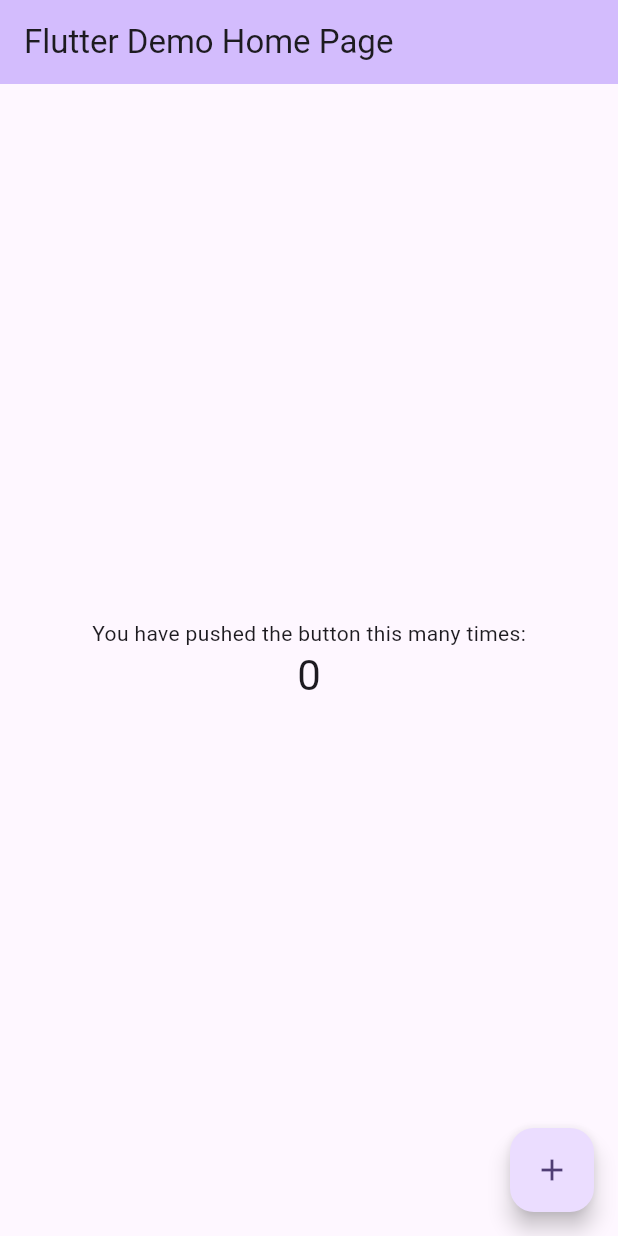
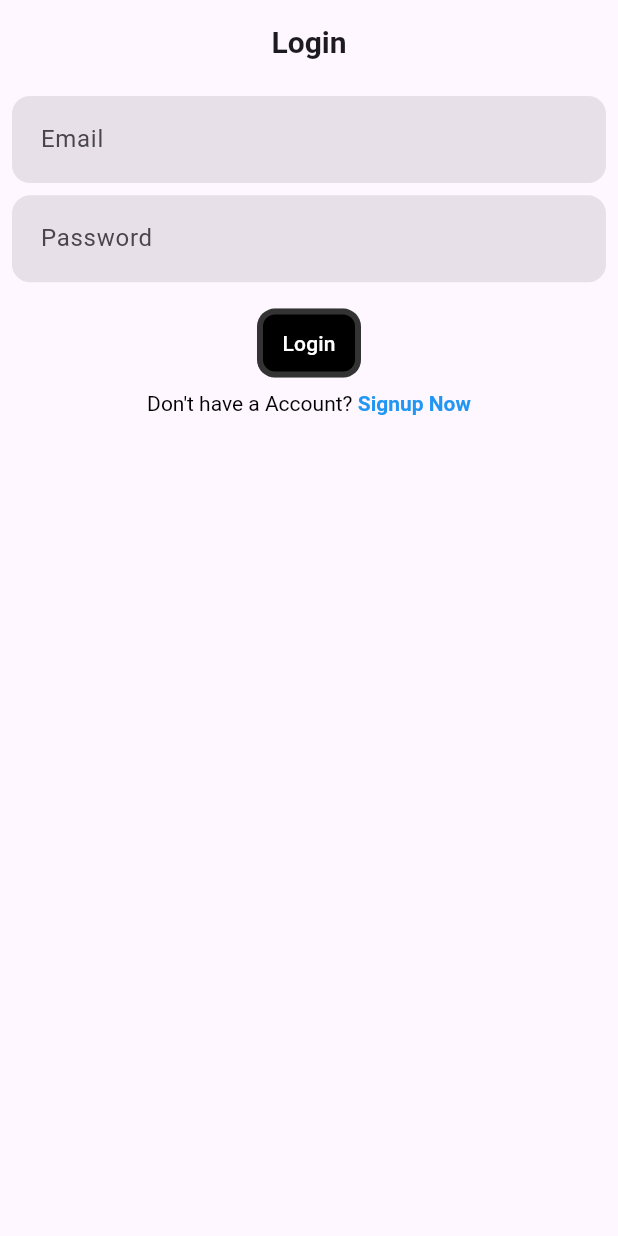
Before and after one commit to SameerGhaffar/slink, a Flutter app: the screen it shows after launch, on a phone screen of 412 x 824 dp. Run offline on Flutter 3.47's test engine with Material 3 defaults, Android fonts, the phone set to English and light mode, and no system bars; our stand-ins replace bloc, equatable, firebase_auth, firebase_core, get; accounts and stored records are empty.

Commit message:
signUp , Login Ui

```diff
--- /dev/null
+++ b/devtools_options.yaml
@@ -0,0 +1 @@
+extensions:
--- /dev/null
+++ b/lib/cubit/auth_cubit/auth_cubit.dart
@@ -0,0 +1,21 @@
+import 'package:bloc/bloc.dart';
+import 'package:equatable/equatable.dart';
+import 'package:firebase_auth/firebase_auth.dart';
+
+part 'auth_state.dart';
+
+class AuthCubit extends Cubit<AuthState> {
+  AuthCubit() : super(AuthInitial());
+
+  Future<void> signIn({
+    required String email,
+    required String password,
+  }) async {
+    try {
+      await FirebaseAuth.instance
+          .signInWithEmailAndPassword(email: email, password: password);
+    } catch (e) {
+
+    }
+  }
+}
--- a/lib/main.dart
+++ b/lib/main.dart
@@ -1,125 +1,31 @@
+import 'package:firebase_core/firebase_core.dart';
 import 'package:flutter/material.dart';
+import 'package:get/get.dart';
+import 'package:get/get_navigation/src/root/get_material_app.dart';
+import 'package:slink/ui/auth/splash.dart';
+import 'firebase_options.dart';
 
-void main() {
+Future<void> main() async {
+  WidgetsFlutterBinding.ensureInitialized();
+  await Firebase.initializeApp(
+    options: DefaultFirebaseOptions.currentPlatform,
+  );
+
   runApp(const MyApp());
 }
 
 class MyApp extends StatelessWidget {
   const MyApp({super.key});
 
-  // This widget is the root of your application.
   @override
   Widget build(BuildContext context) {
-    return MaterialApp(
-      title: 'Flutter Demo',
+    return GetMaterialApp(
+      title: 'Slink',
       theme: ThemeData(
-        // This is the theme of your application.
-        //
-        // TRY THIS: Try running your application with "flutter run". You'll see
-        // the application has a purple toolbar. Then, without quitting the app,
-        // try changing the seedColor in the colorScheme below to Colors.green
-        // and then invoke "hot reload" (save your changes or press the "hot
-        // reload" button in a Flutter-supported IDE, or press "r" if you used
-        // the command line to start the app).
-        //
-        // Notice that the counter didn't reset back to zero; the application
-        // state is not lost during the reload. To reset the state, use hot
-        // restart instead.
-        //
-        // This works for code too, not just values: Most code changes can be
-        // tested with just a hot reload.
         colorScheme: ColorScheme.fromSeed(seedColor: Colors.deepPurple),
         useMaterial3: true,
       ),
-      home: const MyHomePage(title: 'Flutter Demo Home Page'),
+      home: const Splash(),
     );
   }
 }
-
-class MyHomePage extends StatefulWidget {
-  const MyHomePage({super.key, required this.title});
-
-  // This widget is the home page of your application. It is stateful, meaning
-  // that it has a State object (defined below) that contains fields that affect
-  // how it looks.
-
-  // This class is the configuration for the state. It holds the values (in this
-  // case the title) provided by the parent (in this case the App widget) and
-  // used by the build method of the State. Fields in a Widget subclass are
-  // always marked "final".
-
-  final String title;
-
-  @override
-  State<MyHomePage> createState() => _MyHomePageState();
-}
-
-class _MyHomePageState extends State<MyHomePage> {
-  int _counter = 0;
-
-  void _incrementCounter() {
-    setState(() {
-      // This call to setState tells the Flutter framework that something has
-      // changed in this State, which causes it to rerun the build method below
-      // so that the display can reflect the updated values. If we changed
-      // _counter without calling setState(), then the build method would not be
-      // called again, and so nothing would appear to happen.
-      _counter++;
-    });
-  }
-
-  @override
-  Widget build(BuildContext context) {
-    // This method is rerun every time setState is called, for instance as done
-    // by the _incrementCounter method above.
-    //
-    // The Flutter framework has been optimized to make rerunning build methods
-    // fast, so that you can just rebuild anything that needs updating rather
-    // than having to individually change instances of widgets.
-    return Scaffold(
-      appBar: AppBar(
-        // TRY THIS: Try changing the color here to a specific color (to
-        // Colors.amber, perhaps?) and trigger a hot reload to see the AppBar
-        // change color while the other colors stay the same.
-        backgroundColor: Theme.of(context).colorScheme.inversePrimary,
-        // Here we take the value from the MyHomePage object that was created by
-        // the App.build method, and use it to set our appbar title.
-        title: Text(widget.title),
-      ),
-      body: Center(
-        // Center is a layout widget. It takes a single child and positions it
-        // in the middle of the parent.
-        child: Column(
-          // Column is also a layout widget. It takes a list of children and
-          // arranges them vertically. By default, it sizes itself to fit its
-          // children horizontally, and tries to be as tall as its parent.
-          //
-          // Column has various properties to control how it sizes itself and
-          // how it positions its children. Here we use mainAxisAlignment to
-          // center the children vertically; the main axis here is the vertical
-          // axis because Columns are vertical (the cross axis would be
-          // horizontal).
-          //
-          // TRY THIS: Invoke "debug painting" (choose the "Toggle Debug Paint"
-          // action in the IDE, or press "p" in the console), to see the
-          // wireframe for each widget.
-          mainAxisAlignment: MainAxisAlignment.center,
-          children: <Widget>[
-            const Text(
-              'You have pushed the button this many times:',
-            ),
-            Text(
-              '$_counter',
-              style: Theme.of(context).textTheme.headlineMedium,
-            ),
-          ],
-        ),
-      ),
-      floatingActionButton: FloatingActionButton(
-        onPressed: _incrementCounter,
-        tooltip: 'Increment',
-        child: const Icon(Icons.add),
-      ), // This trailing comma makes auto-formatting nicer for build methods.
-    );
-  }
-}
--- /dev/null
+++ b/lib/ui/auth/login.dart
@@ -0,0 +1,77 @@
+import 'package:flutter/gestures.dart';
+import 'package:flutter/material.dart';
+import 'package:get/get.dart';
+import 'package:slink/ui/auth/signup.dart';
+import 'package:slink/ui/widgets/app_bar.dart';
+import 'package:slink/ui/widgets/margin_widget.dart';
+import 'package:slink/ui/widgets/text_field.dart';
+import 'package:slink/ui/widgets/text_widget.dart';
+
+class LoginScreen extends StatefulWidget {
+  const LoginScreen({super.key});
+
+  @override
+  State<LoginScreen> createState() => _LoginScreenState();
+}
+
+class _LoginScreenState extends State<LoginScreen> {
+  late TextEditingController email;
+
+  late TextEditingController password;
+
+  @override
+  void initState() {
+    email = TextEditingController();
+    password = TextEditingController();
+    super.initState();
+  }
+
+  @override
+  Widget build(BuildContext context) {
+    return Scaffold(
+      resizeToAvoidBottomInset: false,
+      appBar: const AppBarWidget(title: "Login"),
+      body: SingleChildScrollView(
+        child: SafeArea(
+          child: Padding(
+            padding: const EdgeInsets.all(8.0),
+            child: Column(
+              children: [
+                TextFieldWidget(controller: email, hint: 'Email'),
+                const MarginWidget(factor: 0.5,),
+                TextFieldWidget(controller: password, hint: "Password"),
+                const MarginWidget(),
+                TextButtonWidget(
+                  text: "Login",
+                  onPressed: () {},
+                ),
+                const MarginWidget(
+                  factor: 0.5,
+                ),
+                RichText(
+                  text: TextSpan(
+                    children: [
+                      const TextSpan(
+                        text: "Don't have a Account? ",
+                        style: TextStyle(color: Colors.black),
+                      ),
+                      TextSpan(
+                        recognizer: TapGestureRecognizer()
+                          ..onTap = () => Get.to(() => const SignUpScreen()),
+                        text: "Signup Now",
+                        style: const TextStyle(
+                          color: Colors.blue,
+                          fontWeight: FontWeight.bold,
+                        ),
+                      ),
+                    ],
+                  ),
+                ),
+              ],
+            ),
+          ),
+        ),
+      ),
+    );
+  }
+}
--- /dev/null
+++ b/lib/ui/auth/signup.dart
@@ -0,0 +1,53 @@
+import 'package:flutter/material.dart';
+import 'package:slink/ui/widgets/app_bar.dart';
+import 'package:slink/ui/widgets/margin_widget.dart';
+import 'package:slink/ui/widgets/text_field.dart';
+import 'package:slink/ui/widgets/text_widget.dart';
+
+class SignUpScreen extends StatefulWidget {
+  const SignUpScreen({super.key});
+
+  @override
+  State<SignUpScreen> createState() => _SignUpScreenState();
+}
+
+class _SignUpScreenState extends State<SignUpScreen> {
+  late TextEditingController email;
+
+  late TextEditingController password;
+  late TextEditingController confirmPassword;
+
+  @override
+  void initState() {
+    email = TextEditingController();
+    password = TextEditingController();
+    confirmPassword = TextEditingController();
+    super.initState();
+  }
+
+  @override
+  Widget build(BuildContext context) {
+    return Scaffold(
+      appBar: const AppBarWidget(title: "SignUp"),
+      body: SingleChildScrollView(
+        child: SafeArea(
+          child: Padding(
+            padding: const EdgeInsets.all(8.0),
+            child: Column(
+              children: [
+                TextFieldWidget(controller: email, hint: 'Email'),
+                const MarginWidget(factor: 0.5),
+                TextFieldWidget(controller: password, hint: "Password"),
+                const MarginWidget(factor: 0.5),
+                TextFieldWidget(
+                    controller: confirmPassword, hint: "Confirm Password"),
+                const MarginWidget(),
+                const TextButtonWidget(text: "SignUp"),
+              ],
+            ),
+          ),
+        ),
+      ),
+    );
+  }
+}
--- /dev/null
+++ b/lib/ui/widgets/app_bar.dart
@@ -0,0 +1,30 @@
+import 'package:flutter/material.dart';
+
+class AppBarWidget extends StatelessWidget implements PreferredSizeWidget {
+  const AppBarWidget(
+      {super.key,
+      required this.title,
+      this.isTitleCenter = true,
+      this.fontSize = 20});
+
+  final String title;
+  final bool isTitleCenter;
+  final double fontSize;
+
+  @override
+  Widget build(BuildContext context) {
+    return AppBar(
+      centerTitle: isTitleCenter,
+      title: Text(
+        title,
+        style: TextStyle(
+          fontSize: fontSize,
+          fontWeight: FontWeight.bold,
+        ),
+      ),
+    );
+  }
+
+  @override
+  Size get preferredSize => const Size.fromHeight(kToolbarHeight);
+}
--- /dev/null
+++ b/lib/ui/widgets/text_field.dart
@@ -0,0 +1,86 @@
+import 'package:flutter/material.dart';
+
+class TextFieldWidget extends StatelessWidget {
+  const TextFieldWidget({
+    super.key,
+    required this.controller,
+    required this.hint,
+    this.secureText,
+    this.enable,
+    this.keyboardType,
+    this.maxLines = 1,
+    this.onChange,
+    this.suffixIcon,
+    this.prefixIcon,
+    this.validator,
+    this.autovalidateMode,
+    this.readOnly = false,
+  });
+
+  final TextEditingController controller;
+  final String hint;
+  final bool? secureText;
+  final bool? enable;
+  final TextInputType? keyboardType;
+  final int? maxLines;
+  final void Function(String)? onChange;
+  final Widget? suffixIcon;
+  final Widget? prefixIcon;
+  final String? Function(String?)? validator;
+  final AutovalidateMode? autovalidateMode;
+  final bool readOnly;
+
+  @override
+  Widget build(BuildContext context) {
+    return TextFormField(
+      readOnly: readOnly,
+      autovalidateMode: autovalidateMode,
+      validator: validator,
+      controller: controller,
+      keyboardType: keyboardType,
+      maxLines: maxLines,
+      enabled: enable,
+      onChanged: onChange,
+      obscureText: secureText ?? false,
+      cursorColor: Colors.black,
+      decoration: textFieldDecoration(),
+    );
+  }
+
+  InputDecoration textFieldDecoration() {
+    return InputDecoration(
+      filled: true,
+      hintText: hint,
+      contentPadding: const EdgeInsets.only(
+        left: 15,
+        top: 17,
+        bottom: 17,
+      ),
+      border: OutlineInputBorder(
+        borderRadius: BorderRadius.circular(12),
+        borderSide: BorderSide.none,
+      ),
+      focusedBorder: border(),
+      enabledBorder: border(),
+      errorBorder: errorBorder(),
+      suffixIcon: suffixIcon,
+      prefixIcon: prefixIcon,
+    );
+  }
+
+  OutlineInputBorder border() {
+    return OutlineInputBorder(
+      borderRadius: BorderRadius.circular(12),
+      borderSide: const BorderSide(color: Colors.transparent),
+    );
+  }
+
+  UnderlineInputBorder errorBorder() {
+    return UnderlineInputBorder(
+      borderRadius: BorderRadius.circular(12),
+      borderSide: BorderSide(
+        color: Colors.red,
+      ),
+    );
+  }
+}
--- /dev/null
+++ b/lib/ui/widgets/text_widget.dart
@@ -0,0 +1,41 @@
+import 'package:flutter/material.dart';
+import 'package:slink/utils/extensions.dart';
+
+class TextButtonWidget extends StatelessWidget {
+  const TextButtonWidget({
+    super.key,
+    required this.text,
+    this.bColor = Colors.black,
+    this.textColor = Colors.white,
+    this.onPressed,
+  });
+
+  final String text;
+  final Color bColor;
+  final Color textColor;
+  final void Function()? onPressed;
+
+  @override
+  Widget build(BuildContext context) {
+    return TextButton(
+      style: ButtonStyle(
+        backgroundColor: bColor.toMaterialStateProperty(),
+        shape: RoundedRectangleBorder(
+          side: BorderSide(
+            color: Colors.white.withOpacity(0.2),
+            width: 4,
+          ),
+          borderRadius: BorderRadius.circular(12.0),
+        ).toMaterialStateProperty(),
+      ),
+      onPressed: onPressed,
+      child: Padding(
+        padding: const EdgeInsets.all(5.0),
+        child: Text(
+          text,
+          style: TextStyle(color: textColor),
+        ),
+      ),
+    );
+  }
+}
--- /dev/null
+++ b/lib/utils/state.dart
@@ -0,0 +1,5 @@
+enum DataState {
+  loading,
+  success,
+  fail,
+}
--- a/pubspec.yaml
+++ b/pubspec.yaml
@@ -35,6 +35,12 @@ dependencies:
   # The following adds the Cupertino Icons font to your application.
   # Use with the CupertinoIcons class for iOS style icons.
   cupertino_icons: ^1.0.6
+  bloc: ^8.1.2
+  flutter_bloc: ^8.1.3
+  equatable: ^2.0.5
+  get: ^4.6.6
+  firebase_core: ^2.24.2
+  firebase_auth: ^4.16.0
 
 dev_dependencies:
   flutter_test:
```
Also changed, not shown: lib/cubit/auth_cubit/auth_state.dart (added, +13 -0 lines), lib/ui/auth/splash.dart (added, +47 -0 lines), lib/ui/widgets/margin_widget.dart (added, +34 -0 lines), lib/utils/extensions.dart (added, +59 -0 lines), lib/utils/functions.dart (added, +22 -0 lines), lib/firebase_options.dart (added), pubspec.lock, 3 other files.
